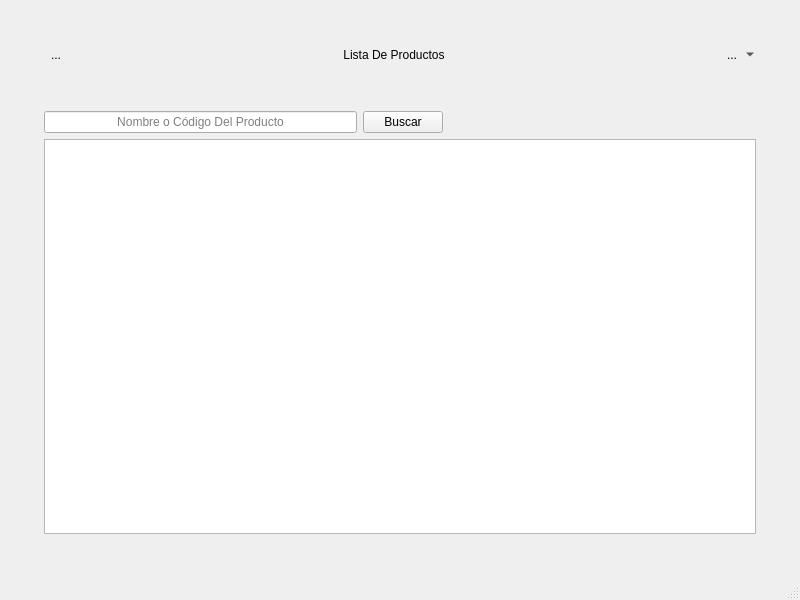
Before: the Qt Designer form Inventario.ui in Matapuercos666/OPTICA, drawn with Qt 5.
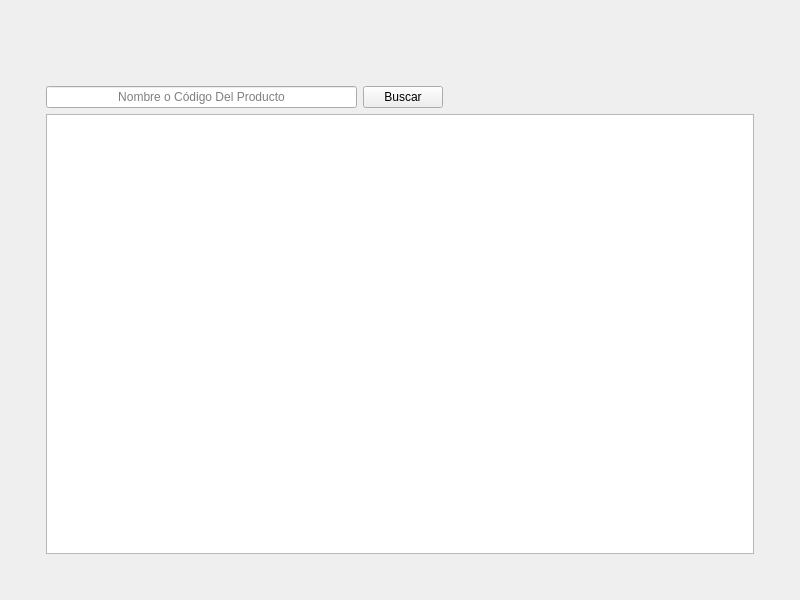
After: the same form once the commit is applied. Icons and pictures are not drawn.

What changed in the file:
```diff
--- a/Inventario.ui
+++ b/Inventario.ui
@@ -1,7 +1,7 @@
 <?xml version="1.0" encoding="UTF-8"?>
 <ui version="4.0">
  <class>Inventario</class>
- <widget class="QMainWindow" name="Inventario">
+ <widget class="QWidget" name="Inventario">
   <property name="geometry">
    <rect>
     <x>0</x>
@@ -13,7 +13,8 @@
   <property name="windowTitle">
    <string>Inventario</string>
   </property>
-  <widget class="QWidget" name="centralwidget">
+  <layout class="QGridLayout" name="gridLayout_3">
+   <item row="0" column="0">
    <layout class="QGridLayout" name="gridLayout">
     <item row="0" column="0">
      <layout class="QGridLayout" name="gridLayout_2">
@@ -44,7 +45,23 @@
       </item>
       <item row="0" column="0">
        <layout class="QGridLayout" name="Barra_Superior">
-        <item row="3" column="0">
+         <item row="0" column="0">
+          <spacer name="verticalSpacer">
+           <property name="orientation">
+            <enum>Qt::Orientation::Vertical</enum>
+           </property>
+           <property name="sizeType">
+            <enum>QSizePolicy::Policy::Maximum</enum>
+           </property>
+           <property name="sizeHint" stdset="0">
+            <size>
+             <width>20</width>
+             <height>40</height>
+            </size>
+           </property>
+          </spacer>
+         </item>
+         <item row="2" column="0">
          <layout class="QHBoxLayout" name="horizontalLayout_4">
           <item>
            <layout class="QHBoxLayout" name="horizontalLayout_2">
@@ -86,99 +103,6 @@
           </item>
          </layout>
         </item>
-        <item row="1" column="0">
-         <spacer name="verticalSpacer">
-          <property name="orientation">
-           <enum>Qt::Orientation::Vertical</enum>
-          </property>
-          <property name="sizeType">
-           <enum>QSizePolicy::Policy::Maximum</enum>
-          </property>
-          <property name="sizeHint" stdset="0">
-           <size>
-            <width>20</width>
-            <height>40</height>
-           </size>
-          </property>
-         </spacer>
-        </item>
-        <item row="0" column="0">
-         <layout class="QHBoxLayout" name="horizontalLayout_5">
-          <item>
-           <widget class="QToolButton" name="Regresar">
-            <property name="layoutDirection">
-             <enum>Qt::LayoutDirection::LeftToRight</enum>
-            </property>
-            <property name="text">
-             <string>...</string>
-            </property>
-            <property name="icon">
-             <iconset theme="QIcon::ThemeIcon::GoPrevious"/>
-            </property>
-            <property name="autoRaise">
-             <bool>true</bool>
-            </property>
-           </widget>
-          </item>
-          <item>
-           <spacer name="horizontalSpacer_3">
-            <property name="orientation">
-             <enum>Qt::Orientation::Horizontal</enum>
-            </property>
-            <property name="sizeHint" stdset="0">
-             <size>
-              <width>40</width>
-              <height>20</height>
-             </size>
-            </property>
-           </spacer>
-          </item>
-          <item>
-           <widget class="QLabel" name="Titulo2">
-            <property name="text">
-             <string>Lista De Productos</string>
-            </property>
-            <property name="alignment">
-             <set>Qt::AlignmentFlag::AlignCenter</set>
-            </property>
-           </widget>
-          </item>
-          <item>
-           <spacer name="horizontalSpacer">
-            <property name="orientation">
-             <enum>Qt::Orientation::Horizontal</enum>
-            </property>
-            <property name="sizeHint" stdset="0">
-             <size>
-              <width>40</width>
-              <height>20</height>
-             </size>
-            </property>
-           </spacer>
-          </item>
-          <item>
-           <widget class="QToolButton" name="Icon">
-            <property name="text">
-             <string>...</string>
-            </property>
-            <property name="icon">
-             <iconset resource="RECURSOS.qrc">
-              <normaloff>:/IMAGENES/IMAGENES/LOGOS/Logo con fondo gris.png</normaloff>:/IMAGENES/IMAGENES/LOGOS/Logo con fondo gris.png</iconset>
-            </property>
-            <property name="iconSize">
-             <size>
-              <width>32</width>
-              <height>32</height>
-             </size>
-            </property>
-            <property name="popupMode">
-             <enum>QToolButton::ToolButtonPopupMode::MenuButtonPopup</enum>
-            </property>
-            <property name="autoRaise">
-             <bool>true</bool>
-            </property>
-           </widget>
-          </item>
          </layout>
         </item>
        </layout>
@@ -187,23 +111,6 @@
     </item>
    </layout>
   </widget>
-  <widget class="QMenuBar" name="menubar">
-   <property name="geometry">
-    <rect>
-     <x>0</x>
-     <y>0</y>
-     <width>800</width>
-     <height>22</height>
-    </rect>
-   </property>
-   <property name="defaultUp">
-    <bool>false</bool>
-   </property>
-  </widget>
-  <widget class="QStatusBar" name="statusbar"/>
- </widget>
- <resources>
-  <include location="RECURSOS.qrc"/>
- </resources>
+ <resources/>
  <connections/>
 </ui>
```
Lines whose indentation alone changed are shown as unchanged.
